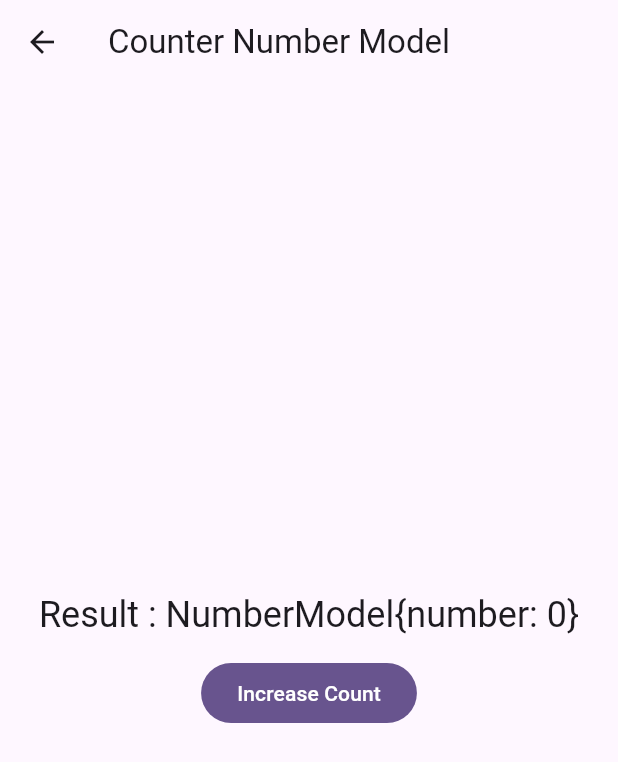
After one commit to rezwanul7/flutter_bloc_demo, a Flutter app: the screen it shows after launch, after a tap on "Counter Number Model Demo", on a phone screen of 412 x 824 dp. The commit adds this screen. Shown: the top 762 px of the screen. Run offline on Flutter 3.47's test engine with Material 3 defaults, Android fonts, the phone set to English and light mode, and no system bars; our stand-ins replace equatable, flutter_bloc.

Commit message:
add counter number model class example

```diff
--- /dev/null
+++ b/lib/features/counter_number_model/data/number_model.dart
@@ -0,0 +1,15 @@
+import 'package:equatable/equatable.dart';
+
+class NumberModel extends Equatable{
+  final int number;
+
+  const NumberModel({required this.number});
+
+  @override
+  String toString() {
+    return 'NumberModel{number: $number}';
+  }
+
+  @override
+  List<Object?> get props => [number];
+}
--- /dev/null
+++ b/lib/features/counter_number_model/presentation/blocs/counter_cubit.dart
@@ -0,0 +1,21 @@
+import 'package:flutter/cupertino.dart';
+import 'package:flutter_bloc/flutter_bloc.dart';
+import 'package:flutter_bloc_demo/features/counter_number_model/data/number_model.dart';
+
+class CounterCubit extends Cubit<NumberModel> {
+  int clicked = 0;
+
+  CounterCubit(super.initialState);
+
+  void increment() {
+    clicked++;
+    debugPrint("Increment Button Clicked $clicked times");
+
+    int currentNumber = state.number;
+    if (clicked % 3 == 0) {
+      currentNumber++;
+    }
+
+    emit(NumberModel(number: currentNumber));
+  }
+}
--- /dev/null
+++ b/lib/features/counter_number_model/presentation/pages/counter_number_model_page.dart
@@ -0,0 +1,44 @@
+import 'package:flutter/material.dart';
+import 'package:flutter_bloc/flutter_bloc.dart';
+import 'package:flutter_bloc_demo/features/counter_number_model/data/number_model.dart';
+import 'package:flutter_bloc_demo/features/counter_number_model/presentation/blocs/counter_cubit.dart';
+
+class CounterNumberModelPage extends StatelessWidget {
+  const CounterNumberModelPage({super.key});
+
+  @override
+  Widget build(BuildContext context) {
+    return BlocProvider(
+      create: (context) => CounterCubit(const NumberModel(number: 0)),
+      child: Scaffold(
+        appBar: AppBar(
+          title: const Text("Counter Number Model"),
+        ),
+        body: BlocBuilder<CounterCubit, NumberModel>(
+          builder: (context, state) {
+            debugPrint("UI update initiated for : $state");
+            return Center(
+              child: Column(
+                mainAxisAlignment: MainAxisAlignment.center,
+                crossAxisAlignment: CrossAxisAlignment.center,
+                children: [
+                  Text(
+                    "Result : $state",
+                    style: Theme.of(context).textTheme.headlineSmall,
+                  ),
+                  const SizedBox(height: 12,),
+                  FilledButton(
+                    onPressed: () {
+                      BlocProvider.of<CounterCubit>(context).increment();
+                    },
+                    child: const Text('Increase Count'),
+                  ),
+                ],
+              ),
+            );
+          },
+        ),
+      ),
+    );
+  }
+}
--- a/lib/features/home/presentation/pages/home_page.dart
+++ b/lib/features/home/presentation/pages/home_page.dart
@@ -1,5 +1,6 @@
 import 'package:flutter/material.dart';
 import 'package:flutter_bloc_demo/features/counter/presentation/pages/counter_page.dart';
+import 'package:flutter_bloc_demo/features/counter_number_model/presentation/pages/counter_number_model_page.dart';
 
 class HomePage extends StatelessWidget {
   final String title;
@@ -27,6 +28,16 @@ class HomePage extends StatelessWidget {
               },
               child: const Text('Counter Demo'),
             ),
+            FilledButton(
+              onPressed: () {
+                Navigator.of(context).push(
+                  MaterialPageRoute(
+                    builder: (context) => const CounterNumberModelPage(),
+                  ),
+                );
+              },
+              child: const Text('Counter Number Model Demo'),
+            ),
           ],
         ),
       ),
```
Also changed, not shown: 1 other file.
